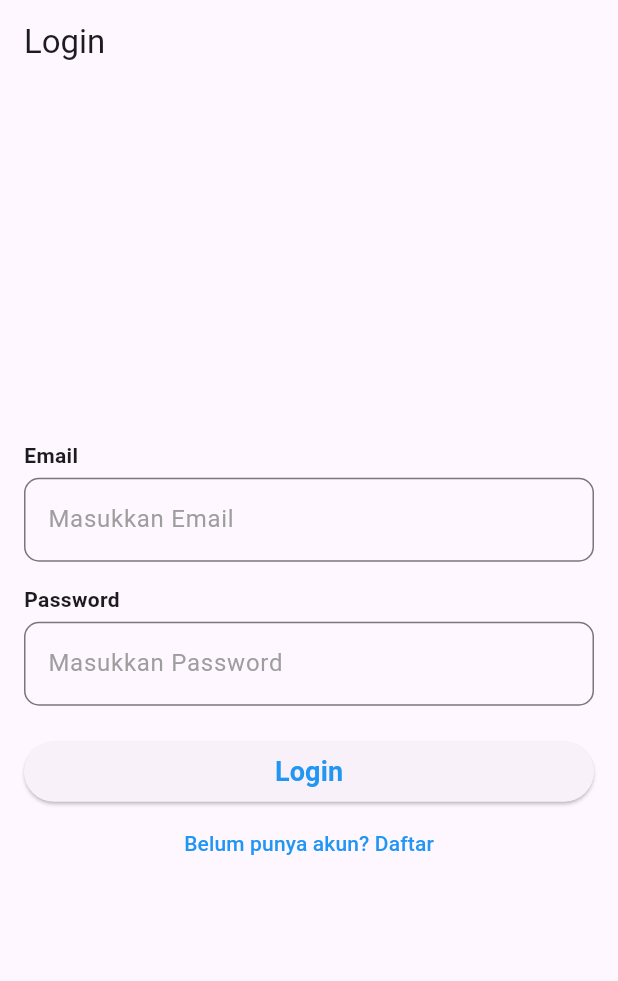
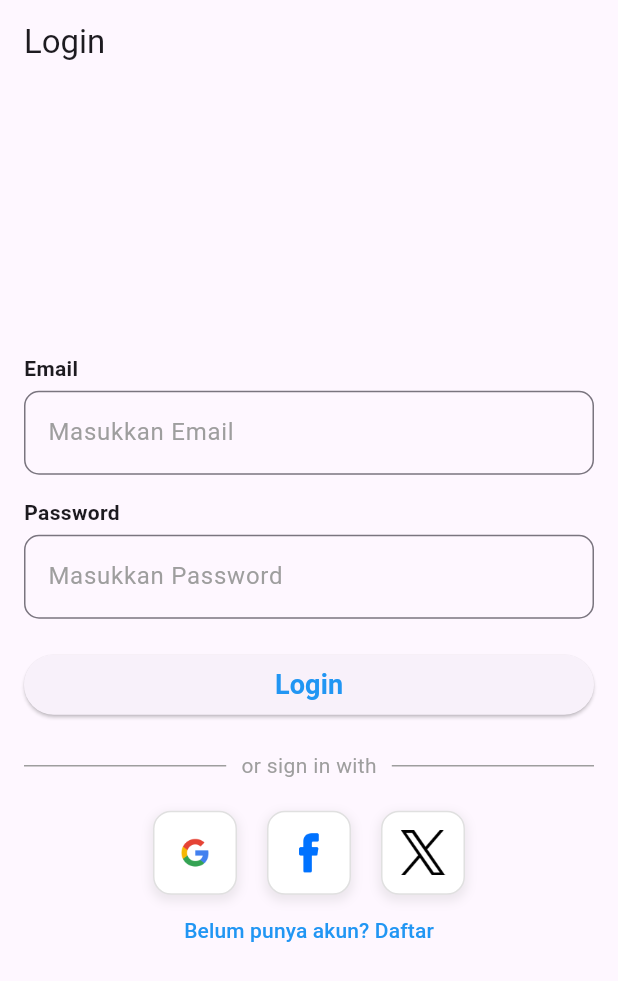
Before and after one commit to palcode1/test_1, a Flutter app: the screen it shows after launch, on a phone screen of 412 x 824 dp. Shown: the top 981 px of the screen. Run offline on Flutter 3.47's test engine with Material 3 defaults, Android fonts, the phone set to English and light mode, and no system bars; our stand-ins replace cloud_firestore, firebase_auth, firebase_core, fluttertoast, google_sign_in; accounts and stored records are empty.

Commit message:
google_sign_in

```diff
--- a/lib/views/home.dart
+++ b/lib/views/home.dart
@@ -1,12 +1,14 @@
 import 'package:flutter/material.dart';
 import 'package:firebase_auth/firebase_auth.dart';
+import 'package:test_1/services/firebase_auth_services/firebase_auth_services.dart';
 import 'package:test_1/views/login_screen.dart';
 
 class HomeScreen extends StatelessWidget {
-  const HomeScreen({super.key});
+  HomeScreen({super.key});
 
+  final AuthService authService = AuthService();
   void logout(BuildContext context) async {
-    await FirebaseAuth.instance.signOut();
+    await authService.signOut();
     Navigator.pushReplacement(
       context,
       MaterialPageRoute(builder: (context) => LoginScreen()),
--- a/lib/views/login_screen.dart
+++ b/lib/views/login_screen.dart
@@ -1,5 +1,6 @@
 import 'package:flutter/material.dart';
 import 'package:firebase_auth/firebase_auth.dart';
+import 'package:test_1/services/firebase_auth_services/firebase_auth_services.dart';
 import 'package:test_1/views/home.dart';
 import 'package:test_1/views/regist_screen.dart';
 
@@ -13,21 +14,19 @@ class LoginScreen extends StatefulWidget {
 class _LoginScreenState extends State<LoginScreen> {
   final TextEditingController emailController = TextEditingController();
   final TextEditingController passwordController = TextEditingController();
+  final AuthService authService = AuthService();
 
-  void login() async {
-    try {
-      await FirebaseAuth.instance.signInWithEmailAndPassword(
-        email: emailController.text,
-        password: passwordController.text,
-      );
+  void login(BuildContext context) async {
+    final user = await authService.login(
+      email: emailController.text,
+      password: passwordController.text,
+    );
+
+    if (user == 'success') {
       Navigator.pushReplacement(
         context,
         MaterialPageRoute(builder: (context) => HomeScreen()),
       );
-    } catch (e) {
-      ScaffoldMessenger.of(
-        context,
-      ).showSnackBar(SnackBar(content: Text("Login Gagal: ${e.toString()}")));
     }
   }
 
@@ -72,7 +71,7 @@ class _LoginScreenState extends State<LoginScreen> {
               SizedBox(
                 width: double.infinity,
                 child: ElevatedButton(
-                  onPressed: login,
+                  onPressed: () => login(context),
                   child: Text(
                     'Login',
                     style: TextStyle(
@@ -82,6 +81,111 @@ class _LoginScreenState extends State<LoginScreen> {
                     ),
                   ),
                 ),
+              ),
+              SizedBox(height: 20),
+              Row(
+                children: [
+                  Expanded(child: Divider(thickness: 1, color: Colors.grey)),
+                  Padding(
+                    padding: EdgeInsets.symmetric(horizontal: 10),
+                    child: Text(
+                      'or sign in with',
+                      style: TextStyle(color: Colors.grey),
+                    ),
+                  ),
+                  Expanded(child: Divider(thickness: 1, color: Colors.grey)),
+                ],
+              ),
+              SizedBox(height: 20),
+              Row(
+                mainAxisAlignment: MainAxisAlignment.center,
+                children: [
+                  // Tombol Google
+                  GestureDetector(
+                    onTap: () async {
+                      String result = await authService.signInWithGoogle();
+                      if (result == "success") {
+                        Navigator.pushReplacement(
+                          context,
+                          MaterialPageRoute(builder: (context) => HomeScreen()),
+                        );
+                      }
+                      // TODO: Tambahkan logika autentikasi Google
+                    },
+                    child: Container(
+                      padding: EdgeInsets.all(12),
+                      decoration: BoxDecoration(
+                        color: Colors.white,
+                        borderRadius: BorderRadius.circular(12),
+                        border: Border.all(color: Colors.grey.shade300),
+                        boxShadow: [
+                          BoxShadow(
+                            color: Colors.grey.withOpacity(0.2),
+                            spreadRadius: 1,
+                            blurRadius: 5,
+                            offset: Offset(0, 3),
+                          ),
+                        ],
+                      ),
+                      child: Image.asset(
+                        'assets/images/google_logo.png',
+                        height: 30,
+                      ),
+                    ),
+                  ),
+                  SizedBox(width: 20),
+                  GestureDetector(
+                    onTap: () {
+                      // TODO: Tambahkan logika autentikasi Google
+                    },
+                    child: Container(
+                      padding: EdgeInsets.all(12),
+                      decoration: BoxDecoration(
+                        color: Colors.white,
+                        borderRadius: BorderRadius.circular(12),
+                        border: Border.all(color: Colors.grey.shade300),
+                        boxShadow: [
+                          BoxShadow(
+                            color: Colors.grey.withOpacity(0.2),
+                            spreadRadius: 1,
+                            blurRadius: 5,
+                            offset: Offset(0, 3),
+                          ),
+                        ],
+                      ),
+                      child: Image.asset(
+                        'assets/images/facebook_logo.png',
+                        height: 30,
+                      ),
+                    ),
+                  ),
+                  SizedBox(width: 20),
+                  GestureDetector(
+                    onTap: () {
+                      // TODO: Tambahkan logika autentikasi Google
+                    },
+                    child: Container(
+                      padding: EdgeInsets.all(12),
+                      decoration: BoxDecoration(
+                        color: Colors.white,
+                        borderRadius: BorderRadius.circular(12),
+                        border: Border.all(color: Colors.grey.shade300),
+                        boxShadow: [
+                          BoxShadow(
+                            color: Colors.grey.withOpacity(0.2),
+                            spreadRadius: 1,
+                            blurRadius: 5,
+                            offset: Offset(0, 3),
+                          ),
+                        ],
+                      ),
+                      child: Image.asset(
+                        'assets/images/x_logo.png',
+                        height: 30,
+                      ),
+                    ),
+                  ),
+                ],
               ),
               Center(
                 child: TextButton(
--- a/pubspec.yaml
+++ b/pubspec.yaml
@@ -32,6 +32,8 @@ dependencies:
   cupertino_icons: ^1.0.8
   firebase_auth: ^5.5.1
   firebase_core: ^3.12.1
+  fluttertoast: ^8.2.12
+  google_sign_in: ^6.3.0
   flutter:
     sdk: flutter
 
@@ -51,7 +53,7 @@ dev_dependencies:
 # The following section is specific to Flutter packages.
 flutter:
   assets:
-    - assets/images/logo.jpg
+    - assets/images/
   # The following line ensures that the Material Icons font is
   # included with your application, so that you can use the icons in
   # the material Icons class.
```
Also changed, not shown: lib/services/firebase_auth_services/firebase_auth_services.dart (added, +114 -0 lines), lib/utils/toast.dart (added, +14 -0 lines), lib/views/regist_screen.dart (+11 -18 lines), assets/images/facebook_logo.png (added), assets/images/google_logo.png (added), assets/images/logo.jpg (deleted), assets/images/twitter_logo.png (added), assets/images/x_logo.png (added), pubspec.lock, 2 other files.
